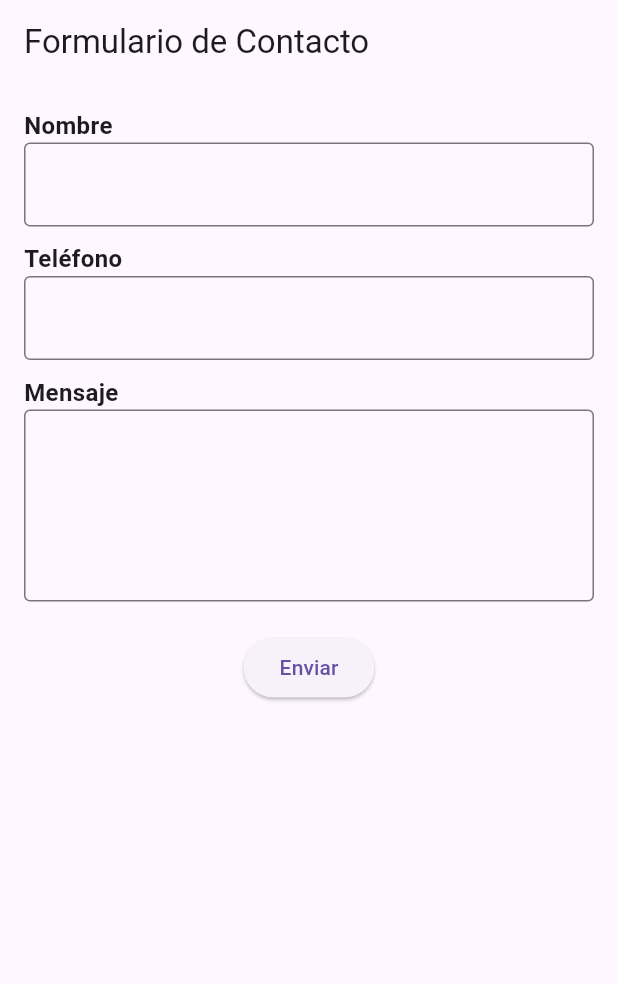
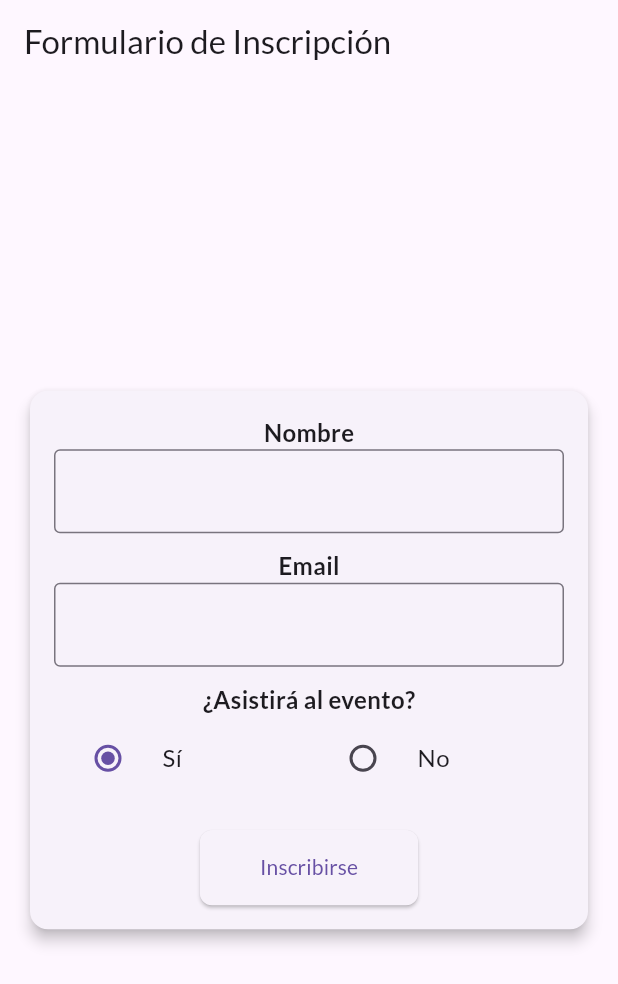
Before and after one commit to Zonoxply29/forms_flutter, a Flutter app: the screen it shows after launch, on a phone screen of 412 x 824 dp. Shown: the top 984 px of the screen. Run offline on Flutter 3.47's test engine with Material 3 defaults, Android fonts, the phone set to English and light mode, and no system bars; our stand-ins replace google_fonts.

Commit message:
Subiendo Inscripcion a Evento con Flutter

```diff
--- a/lib/main.dart
+++ b/lib/main.dart
@@ -1,3 +1,4 @@
+import 'package:google_fonts/google_fonts.dart';
 import 'package:flutter/material.dart';
 import 'package:flutter_web_plugins/flutter_web_plugins.dart';
 import 'dart:ui' as ui;
@@ -12,89 +13,140 @@ class MyApp extends StatelessWidget {
   Widget build(BuildContext context) {
     return MaterialApp(
       debugShowCheckedModeBanner: false,
-      home: ContactForm(),
+      theme: ThemeData(
+        primarySwatch: Colors.blue,
+        textTheme: GoogleFonts.latoTextTheme(),
+      ),
+      home: EventRegistrationForm(),
     );
   }
 }
 
-class ContactForm extends StatefulWidget {
+class EventRegistrationForm extends StatefulWidget {
   @override
-  _ContactFormState createState() => _ContactFormState();
+  _EventRegistrationFormState createState() => _EventRegistrationFormState();
 }
 
-class _ContactFormState extends State<ContactForm> {
+class _EventRegistrationFormState extends State<EventRegistrationForm> {
   final _formKey = GlobalKey<FormState>();
   final TextEditingController _nameController = TextEditingController();
-  final TextEditingController _phoneController = TextEditingController();
-  final TextEditingController _messageController = TextEditingController();
+  final TextEditingController _emailController = TextEditingController();
+  String _attendance = "Sí";
 
   void _submitForm() {
     if (_formKey.currentState!.validate()) {
       String name = _nameController.text;
-      String phone = _phoneController.text;
-      String message = _messageController.text;
+      String email = _emailController.text;
 
       print("Nombre: $name");
-      print("Teléfono: $phone");
-      print("Mensaje: $message");
+      print("Email: $email");
+      print("Asistirá al evento: $_attendance");
 
       ScaffoldMessenger.of(context).showSnackBar(
-        SnackBar(content: Text('Formulario enviado con éxito')),
+        SnackBar(content: Text('Inscripción enviada con éxito')),
       );
 
       _nameController.clear();
-      _phoneController.clear();
-      _messageController.clear();
+      _emailController.clear();
+      setState(() {
+        _attendance = "Sí";
+      });
     }
   }
 
   @override
   Widget build(BuildContext context) {
     return Scaffold(
-      appBar: AppBar(title: Text('Formulario de Contacto')),
-      body: Padding(
+      appBar: AppBar(title: Text('Formulario de Inscripción')),
+      body: Center(
+        child: SingleChildScrollView(
+          child: Padding(
+            padding: EdgeInsets.all(16.0),
+            child: ConstrainedBox(
+              constraints: BoxConstraints(maxWidth: 400),
+              child: Card(
+                elevation: 4,
+                shape: RoundedRectangleBorder(
+                    borderRadius: BorderRadius.circular(12)),
+                child: Padding(
                   padding: EdgeInsets.all(16.0),
                   child: Form(
                     key: _formKey,
                     child: Column(
-            crossAxisAlignment: CrossAxisAlignment.start,
+                      mainAxisSize: MainAxisSize.min,
                       children: [
                         Text('Nombre',
-                  style: TextStyle(fontSize: 16, fontWeight: FontWeight.bold)),
+                            style: TextStyle(
+                                fontSize: 16, fontWeight: FontWeight.bold)),
                         TextFormField(
                           controller: _nameController,
-                decoration: InputDecoration(border: OutlineInputBorder()),
+                          decoration:
+                              InputDecoration(border: OutlineInputBorder()),
                           validator: (value) =>
                               value!.isEmpty ? 'Ingrese su nombre' : null,
                         ),
                         SizedBox(height: 10),
-              Text('Teléfono',
-                  style: TextStyle(fontSize: 16, fontWeight: FontWeight.bold)),
+                        Text('Email',
+                            style: TextStyle(
+                                fontSize: 16, fontWeight: FontWeight.bold)),
                         TextFormField(
-                controller: _phoneController,
-                keyboardType: TextInputType.phone,
-                decoration: InputDecoration(border: OutlineInputBorder()),
+                          controller: _emailController,
+                          keyboardType: TextInputType.emailAddress,
+                          decoration:
+                              InputDecoration(border: OutlineInputBorder()),
                           validator: (value) =>
-                    value!.isEmpty ? 'Ingrese su número de teléfono' : null,
+                              value!.isEmpty ? 'Ingrese su email' : null,
                         ),
                         SizedBox(height: 10),
-              Text('Mensaje',
-                  style: TextStyle(fontSize: 16, fontWeight: FontWeight.bold)),
-              TextFormField(
-                controller: _messageController,
-                maxLines: 4,
-                decoration: InputDecoration(border: OutlineInputBorder()),
-                validator: (value) =>
-                    value!.isEmpty ? 'Ingrese su mensaje' : null,
+                        Text('¿Asistirá al evento?',
+                            style: TextStyle(
+                                fontSize: 16, fontWeight: FontWeight.bold)),
+                        Row(
+                          mainAxisAlignment: MainAxisAlignment.center,
+                          children: [
+                            Expanded(
+                              child: RadioListTile<String>(
+                                title: Text('Sí'),
+                                value: "Sí",
+                                groupValue: _attendance,
+                                onChanged: (value) {
+                                  setState(() {
+                                    _attendance = value!;
+                                  });
+                                },
                               ),
-              SizedBox(height: 20),
-              Center(
-                child: ElevatedButton(
-                  onPressed: _submitForm,
-                  child: Text('Enviar'),
+                            ),
+                            Expanded(
+                              child: RadioListTile<String>(
+                                title: Text('No'),
+                                value: "No",
+                                groupValue: _attendance,
+                                onChanged: (value) {
+                                  setState(() {
+                                    _attendance = value!;
+                                  });
+                                },
                               ),
                             ),
                           ],
+                        ),
+                        SizedBox(height: 20),
+                        ElevatedButton(
+                          onPressed: _submitForm,
+                          style: ElevatedButton.styleFrom(
+                            padding: EdgeInsets.symmetric(
+                                horizontal: 40, vertical: 15),
+                            shape: RoundedRectangleBorder(
+                                borderRadius: BorderRadius.circular(8)),
+                          ),
+                          child: Text('Inscribirse'),
+                        ),
+                      ],
+                    ),
+                  ),
+                ),
+              ),
+            ),
           ),
         ),
       ),
--- a/pubspec.yaml
+++ b/pubspec.yaml
@@ -17,11 +17,13 @@ dependencies:
 
   english_words: ^4.0.0
   provider: ^6.0.0
+  google_fonts: ^6.2.1
 
 dev_dependencies:
   flutter_test:
     sdk: flutter
 
+
   flutter_lints: ^2.0.0
 
 flutter:
```
Also changed, not shown: pubspec.lock, 1 other file. Lines whose indentation alone changed are shown as unchanged.
